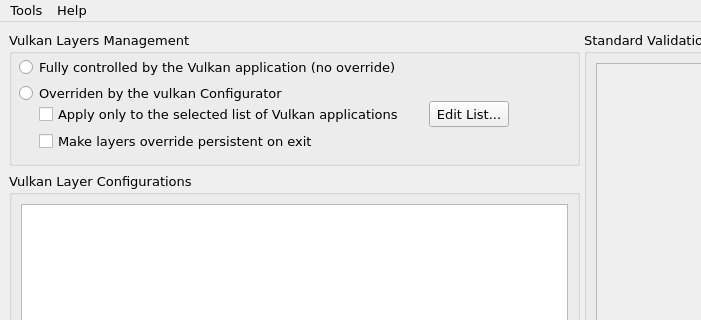
First picture: the form in vkconfig/mainwindow.ui, repository LunarG/VulkanTools, before the edit; both pictures show x 0 to 701 and y 0 to 320 of the 1024 by 824 pixel window.
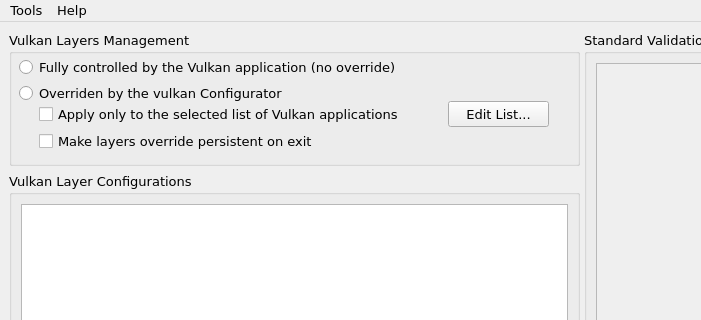
Second picture: the form after the edit. Icons and pictures are not drawn.

```diff
--- a/vkconfig/mainwindow.ui
+++ b/vkconfig/mainwindow.ui
@@ -108,9 +108,9 @@
            <widget class="QPushButton" name="pushButtonAppList">
             <property name="geometry">
              <rect>
-              <x>420</x>
+              <x>439</x>
               <y>70</y>
-              <width>80</width>
+              <width>101</width>
               <height>26</height>
              </rect>
             </property>
@@ -135,7 +135,7 @@
              <rect>
               <x>30</x>
               <y>73</y>
-              <width>541</width>
+              <width>391</width>
               <height>20</height>
              </rect>
             </property>
```
Left out of the diff: 6 changed lines with no effect on the pictures.
